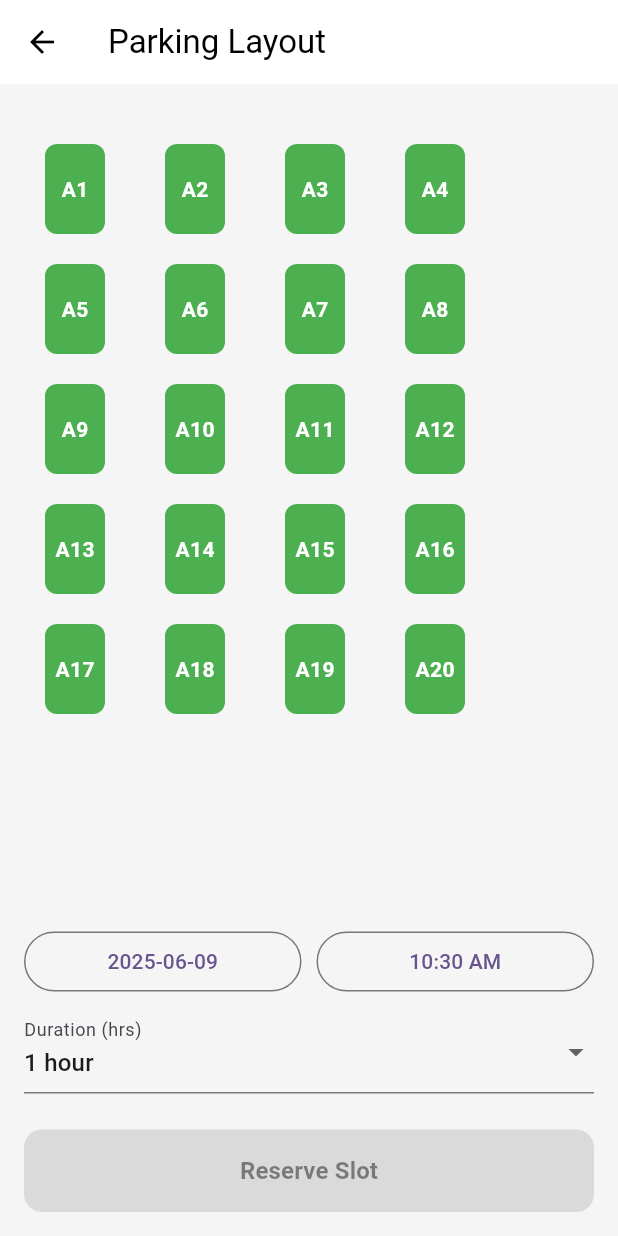
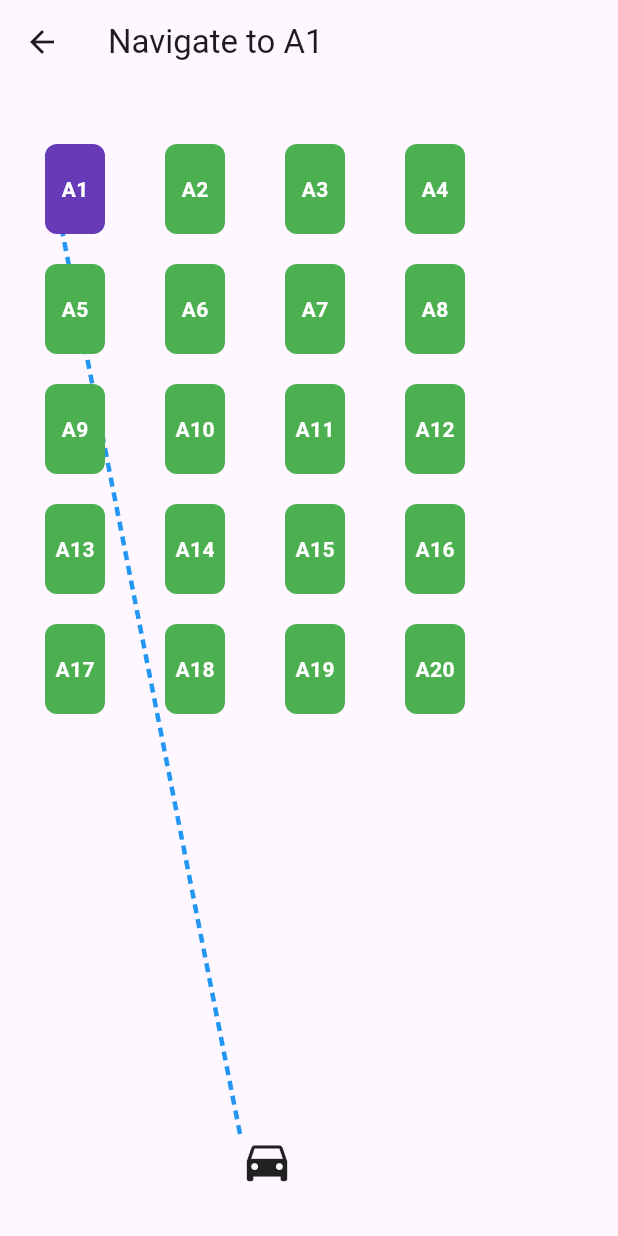
Before and after one commit to Danielsuhaimi7/flutterproject, a Flutter app: the HomeScreen screen opened by its route, after a tap on the "map" icon, on a phone screen of 412 x 824 dp. Run offline on Flutter 3.47's test engine with Material 3 defaults, Android fonts, the phone set to English and light mode, and no system bars; our stand-ins replace google_maps_flutter, image_picker; network calls fail.

```diff
--- a/flutterproject/lib/screens/home_screen.dart
+++ b/flutterproject/lib/screens/home_screen.dart
@@ -32,7 +32,9 @@ class _HomeScreenState extends State<HomeScreen> {
         onTap: () {
           Navigator.push(
             context,
-            MaterialPageRoute(builder: (context) => const ParkingMapScreen()),
+            MaterialPageRoute(
+              builder: (context) => const ParkingMapScreen(reservedSlot: 'A1'), // fallback slot
+            ),
           );
         },
       ),
@@ -109,7 +111,9 @@ class _HomeScreenState extends State<HomeScreen> {
                   onTap: () {
                     Navigator.push(
                       context,
-                      MaterialPageRoute(builder: (context) => const ParkingMapScreen()),
+                      MaterialPageRoute(
+                        builder: (context) => const ParkingMapScreen(reservedSlot: 'A1'), // fallback slot
+                      ),
                     );
                   },
                   child: CircleAvatar(
--- a/flutterproject/lib/screens/parking_map_screen.dart
+++ b/flutterproject/lib/screens/parking_map_screen.dart
@@ -1,9 +1,12 @@
 import 'package:flutter/material.dart';
 import 'package:intl/intl.dart';
 import '../services/api_service.dart';
+import 'dart:math';
 
 class ParkingMapScreen extends StatefulWidget {
-  const ParkingMapScreen({super.key});
+  final String reservedSlot; // REQUIRED PARAMETER
+
+  const ParkingMapScreen({super.key, required this.reservedSlot});
 
   @override
   State<ParkingMapScreen> createState() => _ParkingMapScreenState();
@@ -16,14 +19,15 @@ class _ParkingMapScreenState extends State<ParkingMapScreen> {
   int selectedDuration = 1;
   final Set<String> takenSlots = {};
 
-  final List<String> slots = [
-    'A1', 'A2', 'A3', 'A4', 'A5', 'A6', 'A7', 'A8', 'A9', 'A10',
-    'A11', 'A12', 'A13', 'A14', 'A15', 'A16', 'A17', 'A18', 'A19', 'A20'
-  ];
+  final List<String> slots = List.generate(20, (i) => 'A${i + 1}');
+  List<Offset> slotPositions = [];
+  final Offset entrancePosition = Offset(160, 700);
 
   @override
   void initState() {
     super.initState();
+    selectedSlot = widget.reservedSlot;
+    slotPositions = _generateSlotPositions();
     _loadTakenSlots();
   }
 
@@ -35,188 +39,13 @@ class _ParkingMapScreenState extends State<ParkingMapScreen> {
     setState(() {
       takenSlots.clear();
       takenSlots.addAll(fetched);
-      selectedSlot = null;
     });
-  }
-
-  Future<void> _pickDate() async {
-    final picked = await showDatePicker(
-      context: context,
-      initialDate: selectedDate,
-      firstDate: DateTime.now(),
-      lastDate: DateTime.now().add(const Duration(days: 30)),
-    );
-    if (picked != null) {
-      setState(() => selectedDate = picked);
-      _loadTakenSlots();
-    }
-  }
-
-  Future<void> _pickTime() async {
-    final picked = await showTimePicker(
-      context: context,
-      initialTime: selectedTime,
-    );
-    if (picked != null) {
-      setState(() => selectedTime = picked);
-      _loadTakenSlots();
-    }
   }
 
   String _convertTimeTo24Hour(TimeOfDay time) {
     final now = DateTime.now();
     final dt = DateTime(now.year, now.month, now.day, time.hour, time.minute);
     return DateFormat('HH:mm:ss').format(dt);
-  }
-
-  bool get isReadyToReserve {
-    return selectedSlot != null && selectedDuration > 0;
-  }
-
-  void _reserveSlot() async {
-    final dateStr = DateFormat('yyyy-MM-dd').format(selectedDate);
-    final timeStr = _convertTimeTo24Hour(selectedTime);
-
-    final success = await ApiService.reserveSlot(
-      studentId: '1201102370', // Replace with logged-in user's ID
-      slotCode: selectedSlot!,
-      date: dateStr,
-      time: timeStr,
-      duration: selectedDuration,
-    );
-
-    if (success) {
-      ScaffoldMessenger.of(context).showSnackBar(
-        const SnackBar(content: Text("Reservation successful!")),
-      );
-      _loadTakenSlots();
-    } else {
-      ScaffoldMessenger.of(context).showSnackBar(
-        const SnackBar(content: Text("Failed to reserve slot")),
-      );
-    }
-  }
-
-  @override
-  Widget build(BuildContext context) {
-    final slotPositions = _generateSlotPositions();
-
-    return Scaffold(
-      appBar: AppBar(
-        title: const Text("Parking Layout", style: TextStyle(color: Colors.black)),
-        backgroundColor: Colors.white,
-        elevation: 0,
-        iconTheme: const IconThemeData(color: Colors.black),
-      ),
-      backgroundColor: Colors.grey[100],
-      body: Column(
-        children: [
-          Expanded(
-            child: SingleChildScrollView(
-              child: SizedBox(
-                height: 800,
-                child: Stack(
-                  children: [
-                    for (int i = 0; i < slots.length; i++)
-                      Positioned(
-                        left: slotPositions[i].dx,
-                        top: slotPositions[i].dy,
-                        child: GestureDetector(
-                          onTap: takenSlots.contains(slots[i])
-                              ? null
-                              : () => setState(() => selectedSlot = slots[i]),
-                          child: takenSlots.contains(slots[i])
-                              ? Image.asset(
-                                  'assets/images/car_parked.png',
-                                  width: 40,
-                                  height: 60,
-                                )
-                              : Container(
-                                  width: 40,
-                                  height: 60,
-                                  decoration: BoxDecoration(
-                                    color: selectedSlot == slots[i]
-                                        ? Colors.deepPurple
-                                        : Colors.green,
-                                    borderRadius: BorderRadius.circular(8),
-                                  ),
-                                  child: Center(
-                                    child: Text(
-                                      slots[i],
-                                      style: const TextStyle(
-                                        color: Colors.white,
-                                        fontWeight: FontWeight.bold,
-                                      ),
-                                    ),
-                                  ),
-                                ),
-                        ),
-                      ),
-                  ],
-                ),
-              ),
-            ),
-          ),
-          Padding(
-            padding: const EdgeInsets.symmetric(horizontal: 16, vertical: 8),
-            child: Column(
-              children: [
-                Row(
-                  children: [
-                    Expanded(
-                      child: OutlinedButton(
-                        onPressed: _pickDate,
-                        child: Text(DateFormat('yyyy-MM-dd').format(selectedDate)),
-                      ),
-                    ),
-                    const SizedBox(width: 10),
-                    Expanded(
-                      child: OutlinedButton(
-                        onPressed: _pickTime,
-                        child: Text(selectedTime.format(context)),
-                      ),
-                    ),
-                  ],
-                ),
-                const SizedBox(height: 8),
-                DropdownButtonFormField<int>(
-                  value: selectedDuration,
-                  decoration: const InputDecoration(labelText: "Duration (hrs)"),
-                  items: const [
-                    DropdownMenuItem(value: 1, child: Text("1 hour")),
-                    DropdownMenuItem(value: 2, child: Text("2 hours")),
-                    DropdownMenuItem(value: 3, child: Text("3 hours")),
-                  ],
-                  onChanged: (value) => setState(() => selectedDuration = value!),
-                ),
-              ],
-            ),
-          ),
-          Padding(
-            padding: const EdgeInsets.all(16),
-            child: SizedBox(
-              width: double.infinity,
-              child: ElevatedButton(
-                onPressed: isReadyToReserve ? _reserveSlot : null,
-                style: ElevatedButton.styleFrom(
-                  backgroundColor: isReadyToReserve ? Colors.deepPurple : Colors.grey.shade400,
-                  padding: const EdgeInsets.symmetric(vertical: 16),
-                  shape: RoundedRectangleBorder(borderRadius: BorderRadius.circular(12)),
-                ),
-                child: Text(
-                  "Reserve Slot",
-                  style: TextStyle(
-                    fontSize: 16,
-                    fontWeight: FontWeight.bold,
-                    color: isReadyToReserve ? Colors.white : Colors.black45,
-                  ),
-                ),
-              ),
-            ),
-          ),
-        ],
-      ),
-    );
   }
 
   List<Offset> _generateSlotPositions() {
@@ -233,4 +62,85 @@ class _ParkingMapScreenState extends State<ParkingMapScreen> {
     }
     return positions;
   }
+
+  @override
+  Widget build(BuildContext context) {
+    Offset? reservedOffset;
+    if (selectedSlot != null) {
+      final index = slots.indexOf(selectedSlot!);
+      if (index != -1) {
+        reservedOffset = slotPositions[index];
+      }
+    }
+
+    return Scaffold(
+      appBar: AppBar(title: Text("Navigate to ${widget.reservedSlot}")),
+      body: Stack(
+        children: [
+          if (reservedOffset != null)
+            CustomPaint(
+              size: Size.infinite,
+              painter: DottedLinePainter(entrancePosition, reservedOffset),
+            ),
+          Positioned(
+            left: entrancePosition.dx,
+            top: entrancePosition.dy,
+            child: Icon(Icons.directions_car, size: 36),
+          ),
+          for (int i = 0; i < slots.length; i++)
+            Positioned(
+              left: slotPositions[i].dx,
+              top: slotPositions[i].dy,
+              child: Container(
+                width: 40,
+                height: 60,
+                decoration: BoxDecoration(
+                  color: slots[i] == selectedSlot ? Colors.deepPurple : Colors.green,
+                  borderRadius: BorderRadius.circular(8),
+                ),
+                child: Center(
+                  child: Text(
+                    slots[i],
+                    style: const TextStyle(color: Colors.white, fontWeight: FontWeight.bold),
+                  ),
+                ),
+              ),
+            ),
+        ],
+      ),
+    );
+  }
 }
+
+class DottedLinePainter extends CustomPainter {
+  final Offset start;
+  final Offset end;
+
+  DottedLinePainter(this.start, this.end);
+
+  @override
+  void paint(Canvas canvas, Size size) {
+    final paint = Paint()
+      ..color = Colors.blue
+      ..strokeWidth = 3
+      ..style = PaintingStyle.stroke;
+
+    const double dashWidth = 6;
+    const double dashSpace = 4;
+    double distance = (end - start).distance;
+    final double dx = (end.dx - start.dx) / distance;
+    final double dy = (end.dy - start.dy) / distance;
+
+    double x = start.dx, y = start.dy;
+    while ((end - Offset(x, y)).distance > dashWidth) {
+      final nextX = x + dx * dashWidth;
+      final nextY = y + dy * dashWidth;
+      canvas.drawLine(Offset(x, y), Offset(nextX, nextY), paint);
+      x += dx * (dashWidth + dashSpace);
+      y += dy * (dashWidth + dashSpace);
+    }
+  }
+
+  @override
+  bool shouldRepaint(covariant CustomPainter oldDelegate) => true;
+}
--- a/flutterproject/lib/screens/reserve_screen.dart
+++ b/flutterproject/lib/screens/reserve_screen.dart
@@ -1,4 +1,5 @@
 import 'package:flutter/material.dart';
+import 'package:flutterproject/screens/parking_map_screen.dart';
 
 class ReserveScreen extends StatefulWidget {
   const ReserveScreen({super.key});
@@ -15,10 +16,18 @@ class _ReserveScreenState extends State<ReserveScreen> {
   final List<String> durations = ["1 hour", "2 hours", "3 hours"];
 
   void confirmReservation() {
+    if (selectedSlot == null) return;
+
     ScaffoldMessenger.of(context).showSnackBar(
       SnackBar(content: Text("Reserved $selectedSlot for $duration")),
     );
-    // API call can be added here
+
+    Navigator.push(
+      context,
+      MaterialPageRoute(
+        builder: (context) => ParkingMapScreen(reservedSlot: selectedSlot!),
+      ),
+    );
   }
 
   @override
```
